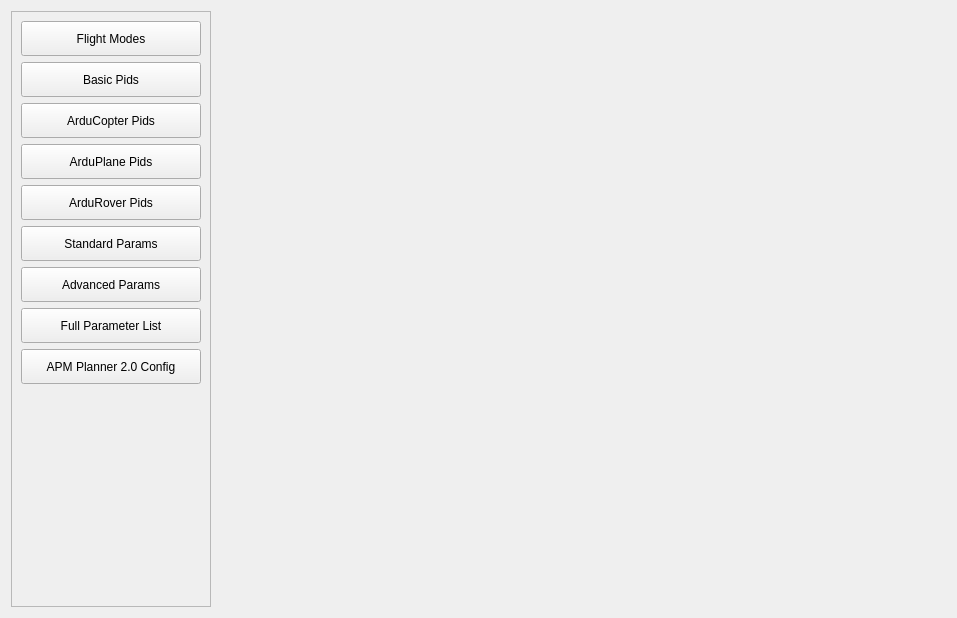
Above: src/ui/configuration/ApmSoftwareConfig.ui from ArduPilot/apm_planner before the change. Below: the same form after it.
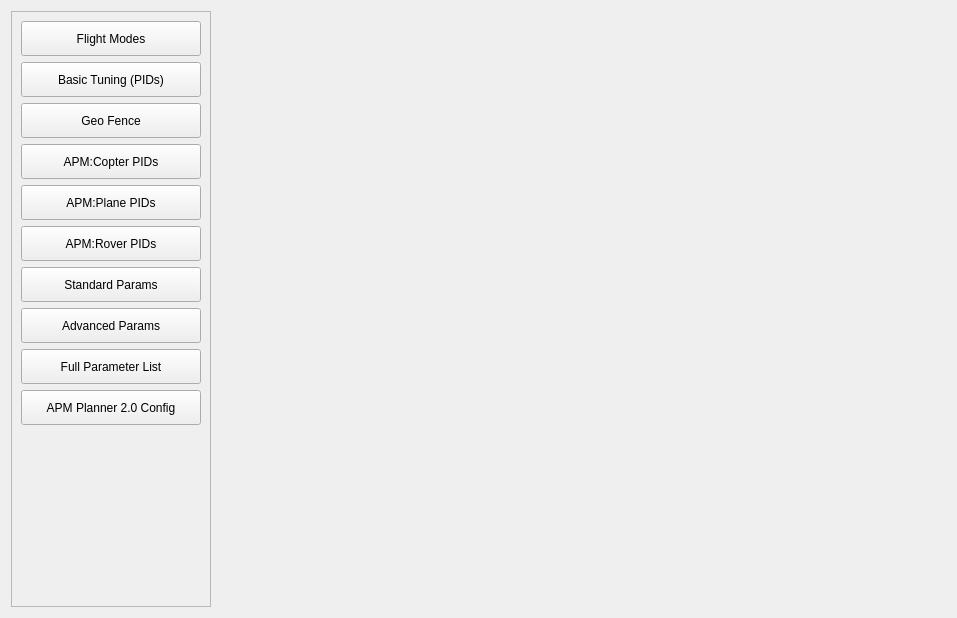
That is the form after the change.

Commit message: Renaming to the newer APM:Xxxx format + Addition of GeoFence button in Config View

The edit to the form file:
```diff
--- a/src/ui/configuration/ApmSoftwareConfig.ui
+++ b/src/ui/configuration/ApmSoftwareConfig.ui
@@ -37,7 +37,7 @@
         <x>0</x>
         <y>0</y>
         <width>198</width>
-        <height>598</height>
+        <height>592</height>
        </rect>
       </property>
       <layout class="QVBoxLayout" name="verticalLayout_12">
@@ -71,7 +71,20 @@
             </size>
            </property>
            <property name="text">
-            <string>Basic Pids</string>
+            <string>Basic Tuning (PIDs)</string>
+           </property>
+          </widget>
+         </item>
+         <item>
+          <widget class="QPushButton" name="geoFenceButton">
+           <property name="minimumSize">
+            <size>
+             <width>100</width>
+             <height>35</height>
+            </size>
+           </property>
+           <property name="text">
+            <string>Geo Fence</string>
            </property>
           </widget>
          </item>
@@ -84,7 +97,7 @@
             </size>
            </property>
            <property name="text">
-            <string>ArduCopter Pids</string>
+            <string>APM:Copter PIDs</string>
            </property>
            <property name="checkable">
             <bool>false</bool>
@@ -100,7 +113,7 @@
             </size>
            </property>
            <property name="text">
-            <string>ArduPlane Pids</string>
+            <string>APM:Plane PIDs</string>
            </property>
           </widget>
          </item>
@@ -113,7 +126,7 @@
             </size>
            </property>
            <property name="text">
-            <string>ArduRover Pids</string>
+            <string>APM:Rover PIDs</string>
            </property>
           </widget>
          </item>
```
